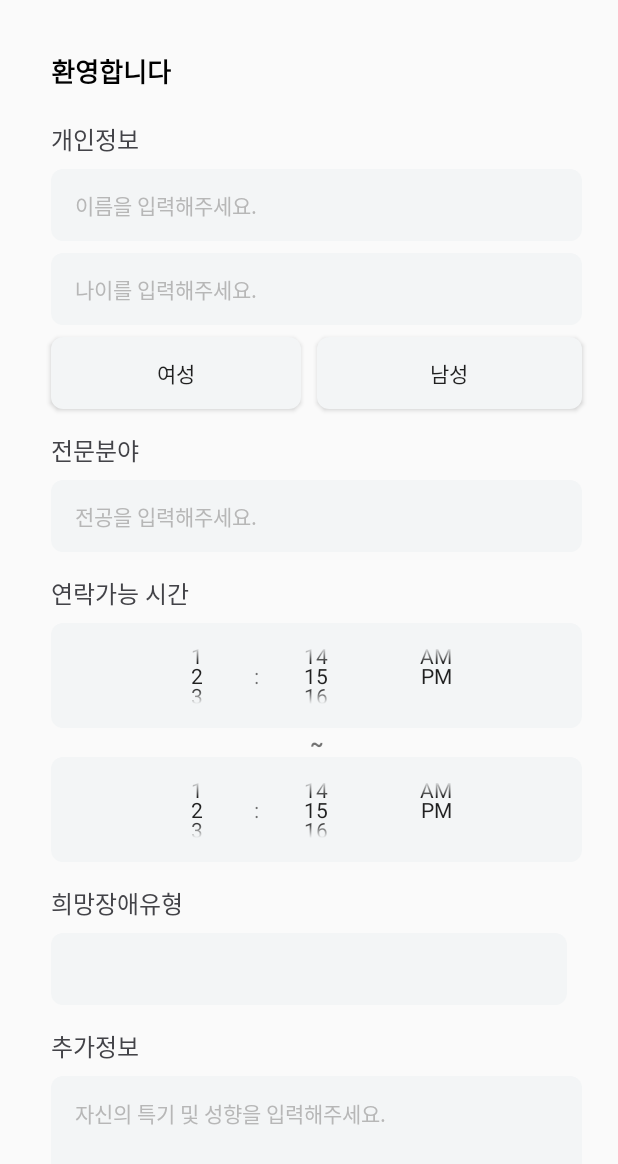
After one commit to PNUAllTogether/AllTogetherAndroid, an Android app: the FragmentSignupSupporterInfo screen opened through its navigation route, on a phone screen of 412 x 824 dp. The commit adds this screen. Shown: the top 1164 px of the screen. Run offline under Robolectric (Android 15) with nearby library versions, the phone set to English and light mode, and no system bars; our stand-ins replace RxJava, navigation-ui; 8 statements that could not run were skipped.

Commit message:
0820 서포터 가입 절차 레이아웃 구성

```diff
--- a/app/src/main/java/com/alltogether/alltogetherandroid/di/DiModules.kt
+++ /dev/null
@@ -1,11 +0,0 @@
-package com.alltogether.alltogetherandroid.di
-
-import com.alltogether.alltogetherandroid.ui.main.MainViewModel
-import com.alltogether.alltogetherandroid.ui.splash.SplashViewModel
-import org.koin.androidx.viewmodel.dsl.viewModel
-import org.koin.dsl.module
-
-val viewModelPart = module {
-    viewModel { SplashViewModel() }
-    viewModel { MainViewModel() }
-}
--- a/app/src/main/java/com/alltogether/alltogetherandroid/di/ViewModelModule.kt
+++ b/app/src/main/java/com/alltogether/alltogetherandroid/di/ViewModelModule.kt
@@ -2,6 +2,7 @@ package com.alltogether.alltogetherandroid.di
 
 import com.alltogether.alltogetherandroid.ActivityViewModel
 import com.alltogether.alltogetherandroid.ui.login.LoginViewModel
+import com.alltogether.alltogetherandroid.ui.splash.SplashViewModel
 import org.koin.androidx.viewmodel.dsl.viewModel
 import org.koin.dsl.module
 
@@ -13,6 +14,7 @@ val viewModelModule = module {
             get()
         )
     }
+    viewModel { SplashViewModel() }
     viewModel {
         ActivityViewModel()
     }
--- a/app/src/main/java/com/alltogether/alltogetherandroid/ui/signup/FragmentSelectUser.kt
+++ b/app/src/main/java/com/alltogether/alltogetherandroid/ui/signup/FragmentSelectUser.kt
@@ -18,7 +18,7 @@ class FragmentSelectUser : BaseFragment<LoginViewModel>() {
             findNavController().navigate(R.id.action_fragmentSelectUser_to_fragmentSignupParentGuide)
         }
         button_select_supporter.setOnClickListener {
-            //이동
+            findNavController().navigate(R.id.action_fragmentSelectUser_to_fragmentSignupSupporterGuide)
         }
     }
 
--- /dev/null
+++ b/app/src/main/java/com/alltogether/alltogetherandroid/ui/signup/FragmentSignupSupporterGuide.kt
@@ -0,0 +1,25 @@
+package com.alltogether.alltogetherandroid.ui.signup
+
+import androidx.navigation.fragment.findNavController
+import com.alltogether.alltogetherandroid.R
+import com.alltogether.alltogetherandroid.base.BaseFragment
+import com.alltogether.alltogetherandroid.ui.login.LoginViewModel
+import com.alltogether.alltogetherandroid.utils.sharedGraphViewModel
+import kotlinx.android.synthetic.main.fragment_signup_supporter_guide.*
+
+class FragmentSignupSupporterGuide: BaseFragment<LoginViewModel>() {
+    override val layoutSource: Int
+        get() = R.layout.fragment_signup_supporter_guide
+
+    override val viewModel: LoginViewModel by sharedGraphViewModel(R.id.nav_graph)
+
+    override fun viewInit() {
+        signup_supporter_guide_next_button.setOnClickListener {
+            findNavController().navigate(R.id.action_fragmentSignupSupporterGuide_to_fragmentSignupSupporterInfo)
+        }
+    }
+
+    override fun dataInit() {}
+
+    override fun finishInit() {}
+}
--- /dev/null
+++ b/app/src/main/java/com/alltogether/alltogetherandroid/ui/signup/FragmentSignupSupporterInfo.kt
@@ -0,0 +1,19 @@
+package com.alltogether.alltogetherandroid.ui.signup
+
+import com.alltogether.alltogetherandroid.R
+import com.alltogether.alltogetherandroid.base.BaseFragment
+import com.alltogether.alltogetherandroid.ui.login.LoginViewModel
+import com.alltogether.alltogetherandroid.utils.sharedGraphViewModel
+
+class FragmentSignupSupporterInfo: BaseFragment<LoginViewModel>() {
+    override val layoutSource: Int
+        get() = R.layout.fragment_signup_supporter_info
+
+    override val viewModel: LoginViewModel by sharedGraphViewModel(R.id.nav_graph)
+
+    override fun viewInit() {}
+
+    override fun dataInit() {}
+
+    override fun finishInit() {}
+}
--- a/app/src/main/java/com/alltogether/alltogetherandroid/ui/splash/SplashFragment.kt
+++ b/app/src/main/java/com/alltogether/alltogetherandroid/ui/splash/SplashFragment.kt
@@ -5,26 +5,24 @@ import androidx.lifecycle.Observer
 import androidx.navigation.fragment.findNavController
 import com.alltogether.alltogetherandroid.R
 import com.alltogether.alltogetherandroid.base.BaseFragment
-import com.alltogether.alltogetherandroid.ui.login.LoginViewModel
-import com.alltogether.alltogetherandroid.utils.sharedGraphViewModel
 import org.koin.androidx.viewmodel.ext.android.viewModel
 
-class SplashFragment: BaseFragment<LoginViewModel>() {
+class SplashFragment: BaseFragment<SplashViewModel>() {
     override val layoutSource: Int
         get() = R.layout.fragment_splash
 
-    override val viewModel: LoginViewModel by sharedGraphViewModel(R.id.nav_graph)
+    override val viewModel: SplashViewModel by viewModel()
 
     override fun viewInit() {
-        Handler().postDelayed( Runnable {
-            viewModel.getToken(requireActivity())
-            //findNavController().navigate(R.id.action_splashFragment_to_mainFragment)
-        }, 1000L)
+
+        viewModel.getSplashNavigationMode()
     }
 
     override fun dataInit() {
-        viewModel.onSignupProceed.observe(viewLifecycleOwner, Observer {
-            findNavController().navigate(R.id.action_splashFragment_to_fragmentSelectUser)
+        viewModel.splashNavigationMain.observe(viewLifecycleOwner, Observer {
+            Handler().postDelayed( Runnable {
+                findNavController().navigate(R.id.action_splashFragment_to_fragmentSelectUser)
+            }, 2000L)
         })
     }
 
--- a/app/src/main/res/layout/fragment_signup_supporter_guide.xml
+++ b/app/src/main/res/layout/fragment_signup_supporter_guide.xml
@@ -60,8 +60,7 @@
         android:layout_height="wrap_content"
         android:layout_marginHorizontal="48dp"
         android:layout_marginTop="36dp"
-        android:text="현재 매칭된 아이들을 한눈에 확인하고\n
-학부모님께 신속한 정보를 전달할 수 있습니다."
+        android:text="현재 매칭된 아이들을 한눈에 확인하고\n학부모님께 신속한 정보를 전달할 수 있습니다."
         android:textAlignment="center"
         android:textColor="@color/text_dark"
         android:textSize="16sp"
--- /dev/null
+++ b/app/src/main/res/layout/fragment_signup_supporter_info.xml
@@ -0,0 +1,333 @@
+<?xml version="1.0" encoding="utf-8"?>
+<androidx.core.widget.NestedScrollView xmlns:android="http://schemas.android.com/apk/res/android"
+    xmlns:app="http://schemas.android.com/apk/res-auto"
+    android:layout_width="match_parent"
+    android:layout_height="match_parent"
+    android:fillViewport="true">
+
+    <androidx.constraintlayout.widget.ConstraintLayout
+        android:layout_width="match_parent"
+        android:layout_height="wrap_content">
+
+        <androidx.constraintlayout.widget.Guideline
+            android:id="@+id/supporter_info_guide_50"
+            android:layout_width="wrap_content"
+            android:layout_height="match_parent"
+            android:orientation="vertical"
+            app:layout_constraintGuide_percent="0.5" />
+
+        <TextView
+            android:id="@+id/login_welcome_text"
+            android:layout_width="wrap_content"
+            android:layout_height="wrap_content"
+            android:layout_marginStart="34dp"
+            android:layout_marginTop="34dp"
+            android:text="환영합니다"
+            android:textColor="@color/black"
+            android:textSize="17sp"
+            android:textStyle="bold"
+            app:layout_constraintStart_toStartOf="parent"
+            app:layout_constraintTop_toTopOf="parent" />
+
+        <TextView
+            android:id="@+id/supporter_info_title"
+            android:layout_width="wrap_content"
+            android:layout_height="wrap_content"
+            android:layout_marginTop="20dp"
+            android:text="개인정보"
+            android:textColor="@color/dark_blue_grey"
+            android:textSize="16sp"
+            app:layout_constraintStart_toStartOf="@+id/login_welcome_text"
+            app:layout_constraintTop_toBottomOf="@+id/login_welcome_text" />
+
+        <com.google.android.material.textfield.TextInputLayout
+            android:id="@+id/supporter_name_input_selector"
+            android:layout_width="0dp"
+            android:layout_height="wrap_content"
+            android:layout_marginTop="8dp"
+            android:layout_marginEnd="24dp"
+            app:hintEnabled="false"
+            app:layout_constraintEnd_toEndOf="parent"
+            app:layout_constraintStart_toStartOf="@+id/supporter_info_title"
+            app:layout_constraintTop_toBottomOf="@id/supporter_info_title">
+
+            <com.google.android.material.textfield.TextInputEditText
+                android:id="@+id/supporter_name_input_edit"
+                android:layout_width="match_parent"
+                android:layout_height="48dp"
+                android:background="@drawable/box_8rad_grey_fill"
+                android:clickable="true"
+                android:drawablePadding="12dp"
+                android:focusable="true"
+                android:hint="이름을 입력해주세요."
+                android:inputType="text"
+                android:paddingStart="16dp"
+                android:paddingEnd="16dp"
+                android:textColor="@color/s_textBlack"
+                android:textColorHint="@color/p_light_gray"
+                android:textSize="14sp" />
+        </com.google.android.material.textfield.TextInputLayout>
+
+        <com.google.android.material.textfield.TextInputLayout
+            android:id="@+id/supporter_age_input_selector"
+            android:layout_width="0dp"
+            android:layout_height="wrap_content"
+            android:layout_marginTop="8dp"
+            android:layout_marginEnd="24dp"
+            app:hintEnabled="false"
+            app:layout_constraintEnd_toEndOf="parent"
+            app:layout_constraintStart_toStartOf="@+id/supporter_name_input_selector"
+            app:layout_constraintTop_toBottomOf="@id/supporter_name_input_selector">
+
+            <com.google.android.material.textfield.TextInputEditText
+                android:id="@+id/supporter_age_input_edit"
+                android:layout_width="match_parent"
+                android:layout_height="48dp"
+                android:background="@drawable/box_8rad_grey_fill"
+                android:drawablePadding="12dp"
+                android:hint="나이를 입력해주세요."
+                android:inputType="number"
+                android:paddingStart="16dp"
+                android:paddingEnd="16dp"
+                android:textColor="@color/s_textBlack"
+                android:textColorHint="@color/p_light_gray"
+                android:textSize="14sp" />
+        </com.google.android.material.textfield.TextInputLayout>
+
+        <Button
+            android:id="@+id/button_supporter_female"
+            android:layout_width="0dp"
+            android:layout_height="wrap_content"
+            android:layout_marginEnd="5dp"
+            android:layout_marginTop="8dp"
+            android:text="여성"
+            android:background="@drawable/bg_grey_round"
+            app:layout_constraintTop_toBottomOf="@id/supporter_age_input_selector"
+            app:layout_constraintStart_toStartOf="@id/supporter_age_input_selector"
+            app:layout_constraintEnd_toEndOf="@id/supporter_info_guide_50"/>
+
+        <Button
+            android:id="@+id/button_supporter_male"
+            android:layout_width="0dp"
+            android:layout_height="wrap_content"
+            android:layout_marginStart="5dp"
+            android:layout_marginTop="8dp"
+            android:text="남성"
+            android:background="@drawable/bg_grey_round"
+            app:layout_constraintTop_toBottomOf="@id/supporter_age_input_selector"
+            app:layout_constraintStart_toStartOf="@id/supporter_info_guide_50"
+            app:layout_constraintEnd_toEndOf="@id/supporter_age_input_selector"/>
+
+        <TextView
+            android:id="@+id/supporter_job_input_title"
+            android:layout_width="wrap_content"
+            android:layout_height="wrap_content"
+            android:layout_marginTop="15dp"
+            android:text="전문분야"
+            android:textColor="@color/dark_blue_grey"
+            android:textSize="16sp"
+            app:layout_constraintStart_toStartOf="@+id/button_supporter_female"
+            app:layout_constraintTop_toBottomOf="@+id/button_supporter_female" />
+
+        <com.google.android.material.textfield.TextInputLayout
+            android:id="@+id/supporter_major_input_selector"
+            android:layout_width="0dp"
+            android:layout_height="wrap_content"
+            android:layout_marginTop="8dp"
+            android:layout_marginEnd="24dp"
+            app:hintEnabled="false"
+            app:layout_constraintEnd_toEndOf="parent"
+            app:layout_constraintStart_toStartOf="@+id/supporter_job_input_title"
+            app:layout_constraintTop_toBottomOf="@id/supporter_job_input_title">
+
+            <com.google.android.material.textfield.TextInputEditText
+                android:id="@+id/supporter_major_input_edit"
+                android:layout_width="match_parent"
+                android:layout_height="48dp"
+                android:background="@drawable/box_8rad_grey_fill"
+                android:drawablePadding="12dp"
+                android:hint="전공을 입력해주세요."
+                android:inputType="number"
+                android:paddingStart="16dp"
+                android:paddingEnd="16dp"
+                android:textColor="@color/s_textBlack"
+                android:textColorHint="@color/p_light_gray"
+                android:textSize="14sp" />
+        </com.google.android.material.textfield.TextInputLayout>
+
+        <TextView
+            android:id="@+id/supporter_office_hour_input_title"
+            android:layout_width="wrap_content"
+            android:layout_height="wrap_content"
+            android:layout_marginTop="15dp"
+            android:text="연락가능 시간"
+            android:textColor="@color/dark_blue_grey"
+            android:textSize="16sp"
+            app:layout_constraintStart_toStartOf="@+id/supporter_major_input_selector"
+            app:layout_constraintTop_toBottomOf="@+id/supporter_major_input_selector" />
+
+        <TimePicker
+            android:id="@+id/supporter_office_hour_from_picker"
+            android:layout_width="0dp"
+            android:layout_height="70dp"
+            android:layout_marginTop="8dp"
+            android:background="@drawable/bg_grey_round"
+            android:timePickerMode="spinner"
+            app:layout_constraintEnd_toEndOf="@id/supporter_name_input_selector"
+            app:layout_constraintStart_toStartOf="@id/supporter_name_input_selector"
+            app:layout_constraintTop_toBottomOf="@id/supporter_office_hour_input_title" />
+
+        <TextView
+            android:id="@+id/supporter_office_hour_divider"
+            android:layout_width="wrap_content"
+            android:layout_height="wrap_content"
+            android:text="~"
+            android:textStyle="bold"
+            app:layout_constraintLeft_toLeftOf="@id/supporter_office_hour_from_picker"
+            app:layout_constraintRight_toRightOf="@id/supporter_office_hour_from_picker"
+            app:layout_constraintTop_toBottomOf="@id/supporter_office_hour_from_picker" />
+
+        <TimePicker
+            android:id="@+id/supporter_office_hour_to_picker"
+            android:layout_width="0dp"
+            android:layout_height="70dp"
+            android:background="@drawable/bg_grey_round"
+            android:timePickerMode="spinner"
+            app:layout_constraintEnd_toEndOf="@id/supporter_name_input_selector"
+            app:layout_constraintStart_toStartOf="@id/supporter_name_input_selector"
+            app:layout_constraintTop_toBottomOf="@id/supporter_office_hour_divider" />
+
+        <TextView
+            android:id="@+id/supporter_wish_input_title"
+            android:layout_width="wrap_content"
+            android:layout_height="wrap_content"
+            android:layout_marginTop="15dp"
+            android:text="희망장애유형"
+            android:textColor="@color/dark_blue_grey"
+            android:textSize="16sp"
+            app:layout_constraintStart_toStartOf="@+id/supporter_major_input_selector"
+            app:layout_constraintTop_toBottomOf="@+id/supporter_office_hour_to_picker" />
+
+        <androidx.appcompat.widget.AppCompatSpinner
+            android:id="@+id/supporter_wish_input_spinner"
+            android:layout_width="0dp"
+            android:layout_height="48dp"
+            android:layout_marginHorizontal="34dp"
+            android:layout_marginTop="8dp"
+            android:background="@drawable/box_8rad_grey_fill"
+            app:layout_constraintEnd_toEndOf="parent"
+            app:layout_constraintStart_toStartOf="parent"
+            app:layout_constraintTop_toBottomOf="@+id/supporter_wish_input_title"
+            app:layout_constraintVertical_bias="0.01" />
+
+        <TextView
+            android:id="@+id/supporter_additional_input_title"
+            android:layout_width="wrap_content"
+            android:layout_height="wrap_content"
+            android:layout_marginTop="15dp"
+            android:text="추가정보"
+            android:textColor="@color/dark_blue_grey"
+            android:textSize="16sp"
+            app:layout_constraintStart_toStartOf="@+id/supporter_wish_input_spinner"
+            app:layout_constraintTop_toBottomOf="@+id/supporter_wish_input_spinner" />
+
+        <com.google.android.material.textfield.TextInputLayout
+            android:id="@+id/supporter_character_input_selector"
+            android:layout_width="0dp"
+            android:layout_height="wrap_content"
+            android:layout_marginTop="8dp"
+            android:layout_marginEnd="24dp"
+            app:hintEnabled="false"
+            app:layout_constraintEnd_toEndOf="parent"
+            app:layout_constraintStart_toStartOf="@+id/supporter_additional_input_title"
+            app:layout_constraintTop_toBottomOf="@id/supporter_additional_input_title">
+
+            <com.google.android.material.textfield.TextInputEditText
+                android:id="@+id/supporter_character_input_edit"
+                android:layout_width="match_parent"
+                android:layout_height="100dp"
+                android:background="@drawable/box_8rad_grey_fill"
+                android:drawablePadding="12dp"
+                android:gravity="top|start"
+                android:hint="자신의 특기 및 성향을 입력해주세요."
+                android:inputType="text"
+                android:padding="14dp"
+                android:paddingStart="16dp"
+                android:paddingEnd="16dp"
+                android:textColor="@color/s_textBlack"
+                android:textColorHint="@color/p_light_gray"
+                android:textSize="14sp" />
+        </com.google.android.material.textfield.TextInputLayout>
+
+        <com.google.android.material.textfield.TextInputLayout
+            android:id="@+id/supporter_introduce_input_selector"
+            android:layout_width="0dp"
+            android:layout_height="wrap_content"
+            android:layout_marginTop="8dp"
+            android:layout_marginEnd="24dp"
+            app:hintEnabled="false"
+            app:layout_constraintEnd_toEndOf="parent"
+            app:layout_constraintStart_toStartOf="@+id/supporter_character_input_selector"
+            app:layout_constraintTop_toBottomOf="@id/supporter_character_input_selector">
+
+            <com.google.android.material.textfield.TextInputEditText
+                android:id="@+id/supporter_introduce_input_edit"
+                android:layout_width="match_parent"
+                android:layout_height="100dp"
+                android:background="@drawable/box_8rad_grey_fill"
+                android:drawablePadding="12dp"
+                android:gravity="top|start"
+                android:hint="자신의 소개를 입력해주세요."
+                android:inputType="text"
+                android:padding="14dp"
+                android:paddingStart="16dp"
+                android:paddingEnd="16dp"
+                android:textColor="@color/s_textBlack"
+                android:textColorHint="@color/p_light_gray"
+                android:textSize="14sp" />
+        </com.google.android.material.textfield.TextInputLayout>
+
+        <com.google.android.material.textfield.TextInputLayout
+            android:id="@+id/supporter_cost_input_selector"
+            android:layout_width="0dp"
+            android:layout_height="wrap_content"
+            android:layout_marginTop="8dp"
+            android:layout_marginEnd="24dp"
+            app:hintEnabled="false"
+            app:layout_constraintTop_toBottomOf="@id/supporter_introduce_input_selector"
+            app:layout_constraintStart_toStartOf="@+id/supporter_introduce_input_selector"
+            app:layout_constraintEnd_toEndOf="parent">
+            <com.google.android.material.textfield.TextInputEditText
+                android:id="@+id/supporter_cost_input_edit"
+                android:layout_width="match_parent"
+                android:layout_height="48dp"
+                android:paddingStart="16dp"
+                android:paddingEnd="16dp"
+                android:inputType="text"
+                android:drawablePadding="12dp"
+                android:hint="원하는 급여를 입력해주세요. (월 단위)"
+                android:gravity="top|start"
+                android:padding="14dp"
+                android:textColorHint="@color/p_light_gray"
+                android:textColor="@color/s_textBlack"
+                android:textSize="14sp"
+                android:background="@drawable/box_8rad_grey_fill" />
+        </com.google.android.material.textfield.TextInputLayout>
+
+        <Button
+            android:id="@+id/signup_supporter_info_finish_button"
+            android:layout_width="0dp"
+            android:layout_height="52dp"
+            android:layout_marginHorizontal="52dp"
+            android:layout_marginTop="30dp"
+            android:layout_marginBottom="15dp"
+            android:background="@drawable/box_fill_blue_rad_6dp"
+            android:text="완료"
+            android:textColor="@color/white"
+            android:textSize="16sp"
+            app:layout_constraintBottom_toBottomOf="parent"
+            app:layout_constraintEnd_toEndOf="parent"
+            app:layout_constraintStart_toStartOf="parent"
+            app:layout_constraintTop_toBottomOf="@+id/supporter_cost_input_selector" />
+    </androidx.constraintlayout.widget.ConstraintLayout>
+</androidx.core.widget.NestedScrollView>
--- a/app/src/main/res/navigation/nav_graph.xml
+++ b/app/src/main/res/navigation/nav_graph.xml
@@ -42,11 +42,13 @@
     <fragment
         android:id="@+id/fragmentSignupParentChildInfo"
         android:name="com.alltogether.alltogetherandroid.ui.signup.FragmentSignupParentChildInfo"
-        android:label="FragmentSignupParentChildInfo" />
+        android:label="FragmentSignupParentChildInfo"
+        tools:layout="@layout/fragment_signup_parent_child_info"/>
     <fragment
         android:id="@+id/fragmentSignupParentGuide"
         android:name="com.alltogether.alltogetherandroid.ui.signup.FragmentSignupParentGuide"
-        android:label="FragmentSignupParentGuide" >
+        android:label="FragmentSignupParentGuide"
+        tools:layout="@layout/fragment_signup_parent_guide">
         <action
             android:id="@+id/action_fragmentSignupParentGuide_to_fragmentSignupParentChildInfo"
             app:destination="@id/fragmentSignupParentChildInfo"
@@ -58,7 +60,8 @@
     <fragment
         android:id="@+id/fragmentSelectUser"
         android:name="com.alltogether.alltogetherandroid.ui.signup.FragmentSelectUser"
-        android:label="FragmentSelectUser" >
+        android:label="FragmentSelectUser"
+        tools:layout="@layout/fragment_select_user">
         <action
             android:id="@+id/action_fragmentSelectUser_to_fragmentSignupParentGuide"
             app:destination="@id/fragmentSignupParentGuide"
@@ -66,5 +69,30 @@
             app:exitAnim="@anim/nav_default_exit_anim"
             app:popEnterAnim="@anim/nav_default_pop_enter_anim"
             app:popExitAnim="@anim/nav_default_pop_exit_anim" />
+        <action
+            android:id="@+id/action_fragmentSelectUser_to_fragmentSignupSupporterGuide"
+            app:destination="@id/fragmentSignupSupporterGuide"
+            app:enterAnim="@anim/nav_default_enter_anim"
+            app:exitAnim="@anim/nav_default_exit_anim"
+            app:popEnterAnim="@anim/nav_default_pop_enter_anim"
+            app:popExitAnim="@anim/nav_default_pop_exit_anim" />
     </fragment>
+    <fragment
+        android:id="@+id/fragmentSignupSupporterGuide"
+        android:name="com.alltogether.alltogetherandroid.ui.signup.FragmentSignupSupporterGuide"
+        android:label="FragmentSignupSupporterGuide"
+        tools:layout="@layout/fragment_signup_supporter_guide">
+        <action
+            android:id="@+id/action_fragmentSignupSupporterGuide_to_fragmentSignupSupporterInfo"
+            app:destination="@id/fragmentSignupSupporterInfo"
+            app:enterAnim="@anim/nav_default_enter_anim"
+            app:exitAnim="@anim/nav_default_exit_anim"
+            app:popEnterAnim="@anim/nav_default_pop_enter_anim"
+            app:popExitAnim="@anim/nav_default_pop_exit_anim" />
+    </fragment>
+    <fragment
+        android:id="@+id/fragmentSignupSupporterInfo"
+        android:name="com.alltogether.alltogetherandroid.ui.signup.FragmentSignupSupporterInfo"
+        android:label="FragmentSignupSupporterInfo"
+        tools:layout="@layout/fragment_signup_supporter_info"/>
 </navigation>
```
